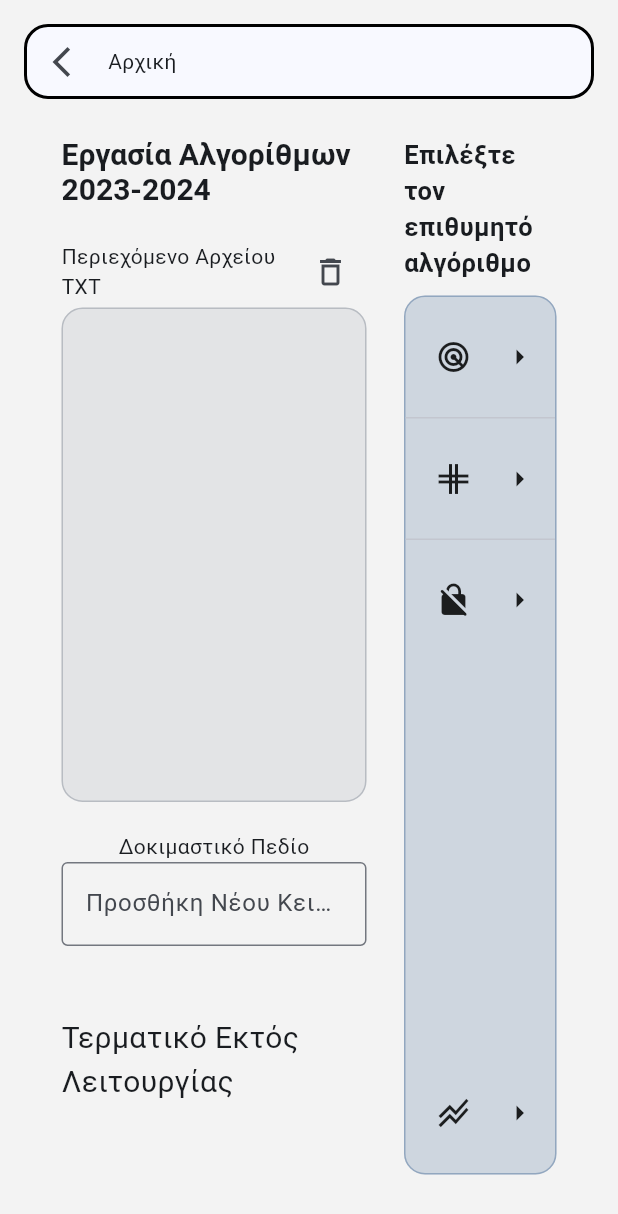
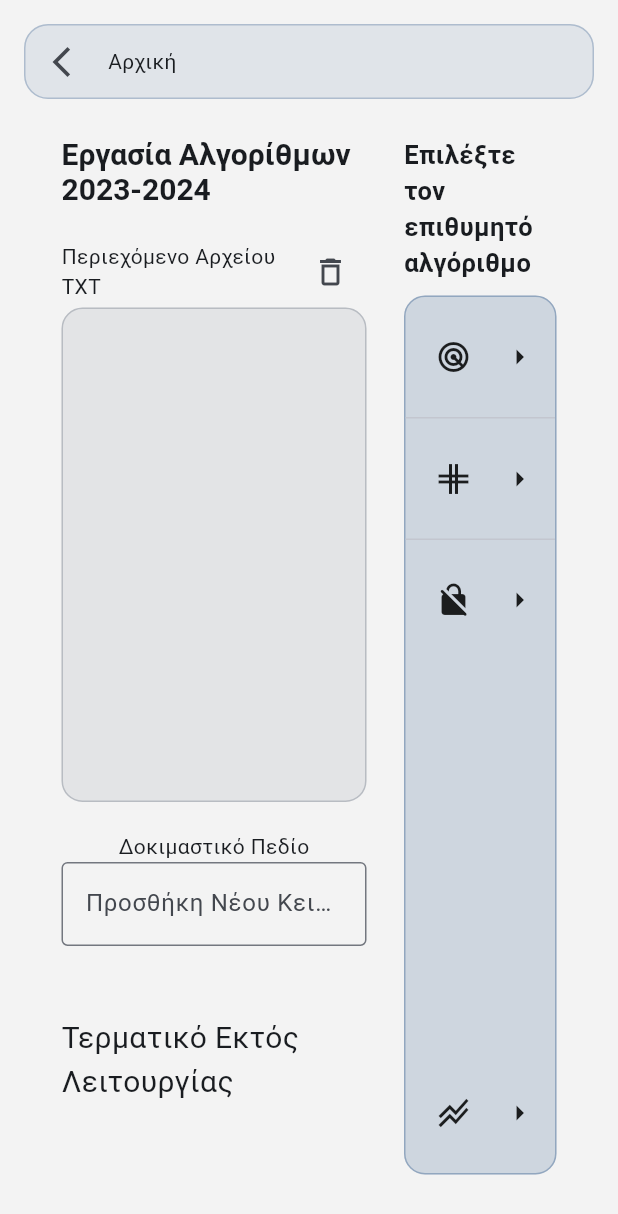
Before and after one commit to TonyGnk/Node-Odyssey, a Flutter app: the screen it shows after launch, on a phone screen of 412 x 824 dp. Shown: the top 1214 px of the screen. Run offline on Flutter 3.47's test engine with Material 2 defaults, Android fonts, the phone set to English and light mode, and no system bars; our stand-ins replace adaptive_theme, flutter_riverpod, package_info_plus, shared_preferences; missing offline and left inert: app_settings, flutter_animated_dialog.

Commit message:
Add theme icon to breadthFirstAlgScreen and fix imports in UI/template.dart and UI/Adaptive Root/root_config.dart

```diff
--- a/lib/Screens/list.dart
+++ b/lib/Screens/list.dart
@@ -1,6 +1,6 @@
 import 'package:flutter/material.dart';
-import '../UI/app_bar.dart';
-import '../UI/routed_screen.dart';
+import '../UI/Routed Screen/app_bar.dart';
+import '../UI/Routed Screen/routed_screen.dart';
 import 'Breadth First Page/breadth_first_page.dart';
 import 'Home Page/home_page.dart';
 
@@ -23,5 +23,6 @@ RoutedScreen breadthFirstAlgScreen() => const RoutedScreen(
       filledIcon: Icons.radar,
       appBar: AdaptAppBar(
         label: 'Αλγόριθμος Πρώτα σε Βάθος',
+        showThemeIcon: true,
       ),
     );
--- a/lib/UI/Adaptive Root/adaptive_root.dart
+++ b/lib/UI/Adaptive Root/adaptive_root.dart
@@ -3,7 +3,7 @@
 import 'package:adaptive_theme/adaptive_theme.dart';
 import 'package:flutter/material.dart';
 import 'root_config.dart';
-import '../routed_screen.dart';
+import '../Routed Screen/routed_screen.dart';
 import '../Services/circularProgressScreen.dart';
 import '../Services/uiChange.dart';
 import '../Themes/material_theme_data.dart';
--- a/lib/UI/Adaptive Root/root_config.dart
+++ b/lib/UI/Adaptive Root/root_config.dart
@@ -5,7 +5,7 @@ import '../Themes/material_theme_data.dart';
 import 'synthesizer.dart';
 import '../Screens/about_page.dart';
 import '../Archive/screen/Settings Items/ap.dart';
-import '../routed_screen.dart';
+import '../Routed Screen/routed_screen.dart';
 
 Widget rootConfig(
   BuildContext context,
--- a/lib/UI/Adaptive Root/synthesizer.dart
+++ b/lib/UI/Adaptive Root/synthesizer.dart
@@ -1,6 +1,6 @@
 import 'package:flutter/material.dart';
 import 'package:flutter_riverpod/flutter_riverpod.dart';
-import '../routed_screen.dart';
+import '../Routed Screen/routed_screen.dart';
 import '../Archive/templates/custom_animated.dart';
 import '../Archive/templates/nav_bar.dart';
 
--- a/lib/UI/app_bar.dart
+++ b/lib/UI/Routed Screen/app_bar.dart
@@ -1,7 +1,10 @@
+import 'package:adaptive_theme/adaptive_theme.dart';
 import 'package:flutter/material.dart';
+import '../../Services & Providers/constants.dart';
 
 class AdaptAppBar extends StatelessWidget {
   const AdaptAppBar({
+    this.showThemeIcon = false,
     this.label,
     this.enable = true,
     super.key,
@@ -15,15 +18,17 @@ class AdaptAppBar extends StatelessWidget {
   //create a getter for the enable
   bool get getEnable => enable;
 
+  final bool showThemeIcon;
+
   @override
   Widget build(BuildContext context) => DecoratedBox(
         decoration: BoxDecoration(
           border: Border.all(
-            color: Colors.black,
-            width: 2,
+            color: Theme.of(context).colorScheme.primary.withOpacity(0.3),
+            width: 1,
           ),
-          borderRadius: BorderRadius.circular(16),
-          color: Theme.of(context).colorScheme.background,
+          borderRadius: BorderRadius.circular(cornerSize),
+          color: Theme.of(context).colorScheme.primary.withOpacity(0.1),
         ),
         child: row(context),
       );
@@ -51,9 +56,45 @@ class AdaptAppBar extends StatelessWidget {
           Text(
             label ?? '',
           ),
+          const Expanded(child: SizedBox()),
+          themeIcon(context)
         ],
       );
+
+  Widget themeIcon(BuildContext context) {
+    String mode = AdaptiveTheme.of(context).mode.toString();
+    return showThemeIcon
+        ? IconButton(
+            tooltip: mode == 'AdaptiveThemeMode.dark'
+                ? 'Είσαι dark. Αλλαγή σε σύστημα θέμα'
+                : mode == 'AdaptiveThemeMode.system'
+                    ? 'Είσαι σύστημα. Αλλαγή σε φωτεινό θέμα'
+                    : 'Είσαι φωτεινός. Αλλαγή σε σκοτεινό θέμα.',
+            //if mode is dark or mode is system
+            isSelected: mode == 'AdaptiveThemeMode.dark' ||
+                mode == 'AdaptiveThemeMode.system',
+            onPressed: () {
+              AdaptiveTheme.of(context).toggleThemeMode();
+              AdaptiveTheme.of(context).updateState();
+            },
+            icon: Icon(Icons.wb_sunny_outlined,
+                color: Theme.of(context).colorScheme.onBackground),
+            selectedIcon: mode == 'AdaptiveThemeMode.dark'
+                ? Icon(Icons.dark_mode_outlined,
+                    color: Theme.of(context).colorScheme.onBackground)
+                :
+                //Icon for system theme
+                Icon(Icons.contrast_outlined,
+                    color: Theme.of(context).colorScheme.onBackground),
+          )
+        : const SizedBox();
+  }
 }
+
+
+
+
+
 
 // Column(children: [
 
--- a/lib/UI/template.dart
+++ b/lib/UI/template.dart
@@ -3,7 +3,7 @@
 import 'package:flutter/material.dart';
 import 'package:flutter_riverpod/flutter_riverpod.dart';
 import 'Archive/templates/nav_bar.dart';
-import 'routed_screen.dart';
+import 'Routed Screen/routed_screen.dart';
 import 'Archive/templates/custom_animated.dart';
 
 class Template extends StatefulWidget {
```
Also changed, not shown: lib/UI/Routed Screen/routed_screen.dart (renamed from lib/UI/routed_screen.dart).
